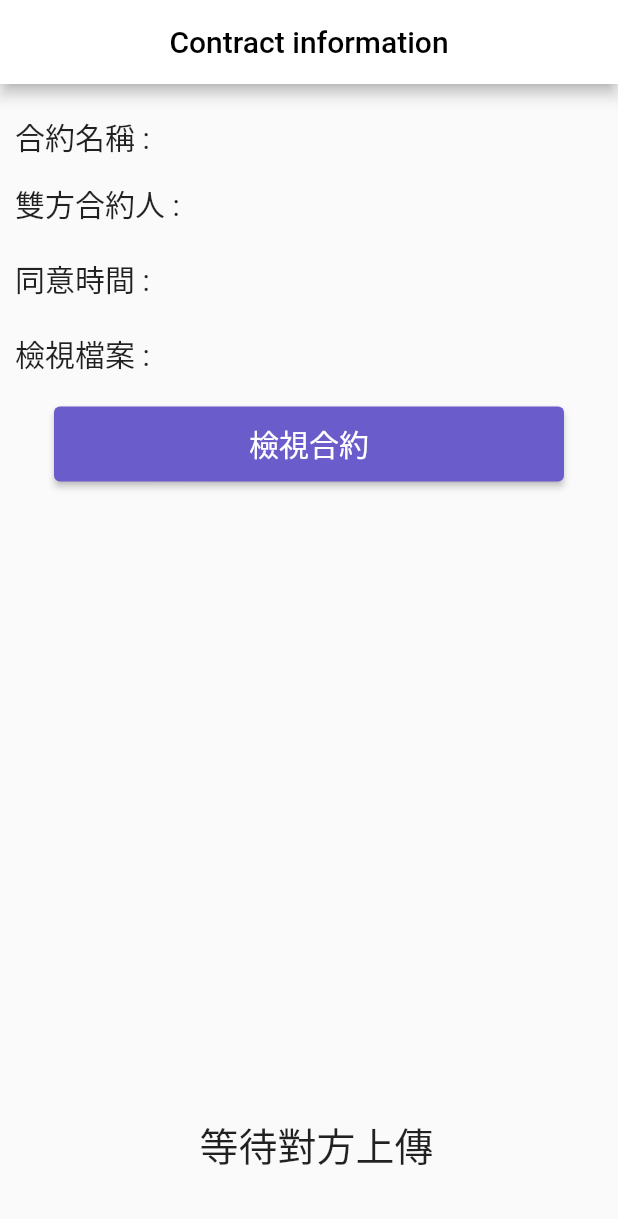
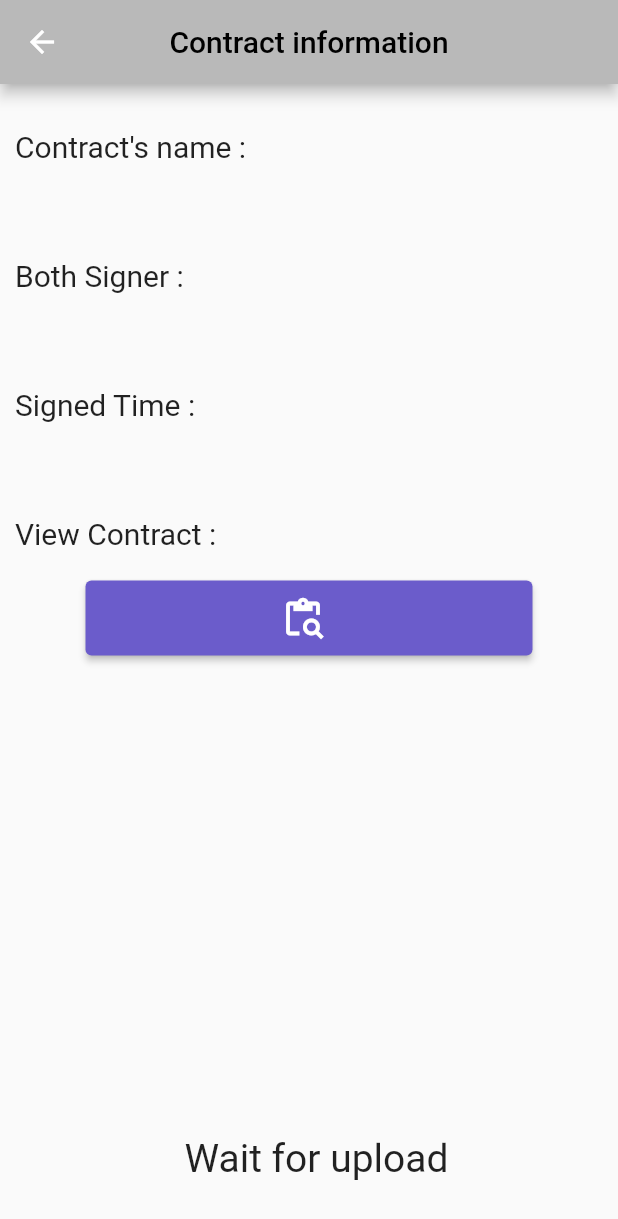
Before and after one commit to cy0802/data_storing_via_blockchain, a Flutter app: the ShowInfo screen opened directly with empty values, on a phone screen of 412 x 824 dp. Shown: the top 1219 px of the screen. Run offline on Flutter 3.47's test engine with Material 2 defaults, Android fonts, the phone set to English and light mode, and no system bars; our stand-ins replace cloud_firestore, dio, file_picker, firebase_auth, firebase_core, firebase_messaging and 5 more; missing offline and left inert: flutter_ipfs, flutter_pdfview, web3dart; accounts and stored records are empty; project files that could hold a hidden picture were left out.

Commit message:
Update ShowConInfo.dart

```diff
--- a/lib/pages/kids/MyContract/MyConSubPage/showpage/ShowConInfo.dart
+++ b/lib/pages/kids/MyContract/MyConSubPage/showpage/ShowConInfo.dart
@@ -21,6 +21,9 @@
   late String name;
   late String time;
   late String path;
+  late String path1;
+  late String totalPath;
+  late File file;
   final Map<String, dynamic>data;
   _ShowInfoState({required this.data});
 
@@ -36,14 +39,17 @@
     name = data['name'];
     time = data['time'];
     path = data['path'];
+    path1 = await appDocPath;
+    totalPath = '$path1/$path';
+    file = File(totalPath);
   }
 
   @override
   Widget build(BuildContext context) {
-
+    print(contractname);
     return Scaffold(
       appBar: AppBar(
-        backgroundColor: Color.fromARGB(255, 255, 255, 255),
+        backgroundColor: Color.fromARGB(255, 185, 185, 185),
         title: const Text(
           'Contract information',
           style: TextStyle(
@@ -55,20 +61,19 @@
       ),
       body: Column(
         children: [
-          Row(
-            children: [
           Container(
-                padding: EdgeInsets.fromLTRB(10, 20, 0, 15),
+            alignment:Alignment.topLeft,
+            padding: EdgeInsets.fromLTRB(10, 30, 0, 10),
             child: Text(
-                  "合約名稱 : ",
+              "Contract's name : ",
               style: TextStyle(
                 fontSize: 20,
               )
             ),
           ),
-              Expanded(
-                child: Container(
-                  padding: EdgeInsets.fromLTRB(5, 20, 10, 15),
+          Container(
+            alignment:Alignment.topLeft,
+            padding: EdgeInsets.fromLTRB(40, 0, 10, 30),
             child: Text(
               contractname,
               style: TextStyle(
@@ -76,22 +81,19 @@
               ),
             ),
           ),
-              ),
-            ],
-          ),
-          Row(
-            children: [
           Container(
-                padding: EdgeInsets.fromLTRB(10, 0, 0, 20),
+            alignment:Alignment.topLeft,
+            padding: EdgeInsets.fromLTRB(10, 0, 0, 10),
             child: Text(
-                  "雙方合約人 : ",
+              "Both Signer : ",
               style: TextStyle(
                 fontSize: 20,
               )
             ),
           ),
           Container(
-                padding: EdgeInsets.fromLTRB(5, 0, 10, 20),
+            alignment:Alignment.topLeft,
+            padding: EdgeInsets.fromLTRB(40, 0, 10, 30),
             child: Text(
               name,
               style: TextStyle(
@@ -99,21 +101,19 @@
               ),
             ),
           ),
-            ],
-          ),
-          Row(
-            children: [
           Container(
-                padding: EdgeInsets.fromLTRB(10, 0, 0, 20),
+            alignment: Alignment.topLeft,
+            padding: EdgeInsets.fromLTRB(10, 0, 0, 10),
             child: Text(
-                  "同意時間 : ",
+              "Signed Time : ",
               style: TextStyle(
                 fontSize: 20,
               )
             ),
           ),
           Container(
-                padding: EdgeInsets.fromLTRB(5, 5, 10, 20),
+            alignment: Alignment.topLeft,
+            padding: EdgeInsets.fromLTRB(40, 0, 10, 30),
             child: Text(
               time,
               style: TextStyle(
@@ -121,34 +121,28 @@
               ),
             ),
           ),
-            ],
-          ),
           Container(
             padding: EdgeInsets.fromLTRB(10, 0, 0, 20),
             alignment:Alignment.topLeft,
             child: Text(
-              "檢視檔案 : ",
+              "View Contract : ",
               style: TextStyle(
                 fontSize: 20,
               ),
             ),
           ),
-          ElevatedButton(
-            child: Text(
-              '檢視合約',
-              style: TextStyle(
-                fontSize: 20,
-              ),
+          ElevatedButton.icon(
+            label: const Text(''),
+            icon: const Icon(
+              size: 30.0,
+              Icons.content_paste_search,
+              color: Colors.white,
             ),
             style: ElevatedButton.styleFrom(
               backgroundColor: Color.fromARGB(255, 107, 92, 203),
               padding: const EdgeInsets.symmetric(horizontal: 130, vertical: 10),
             ),
             onPressed: () async {
-
-              final path1 = await appDocPath;
-              final totalPath = '$path1/$path';
-              final file = File(totalPath);
               openPDF(context, file);
             },
           ),
@@ -157,7 +151,7 @@
             padding: EdgeInsets.fromLTRB(10, 0, 0, 20),
             alignment:Alignment.bottomCenter,
             child: Text(
-              "等待對方上傳",
+              "Wait for upload",
               style: TextStyle(
                 fontSize: 26,
               ),
```
Lines whose indentation alone changed are shown as unchanged.
